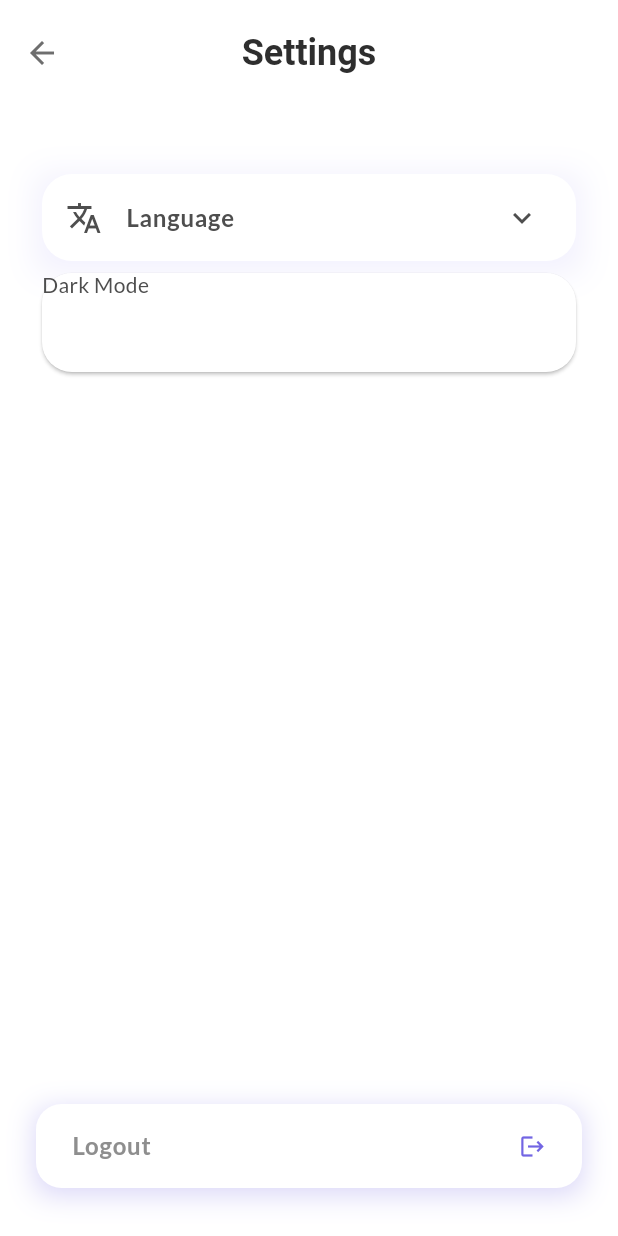
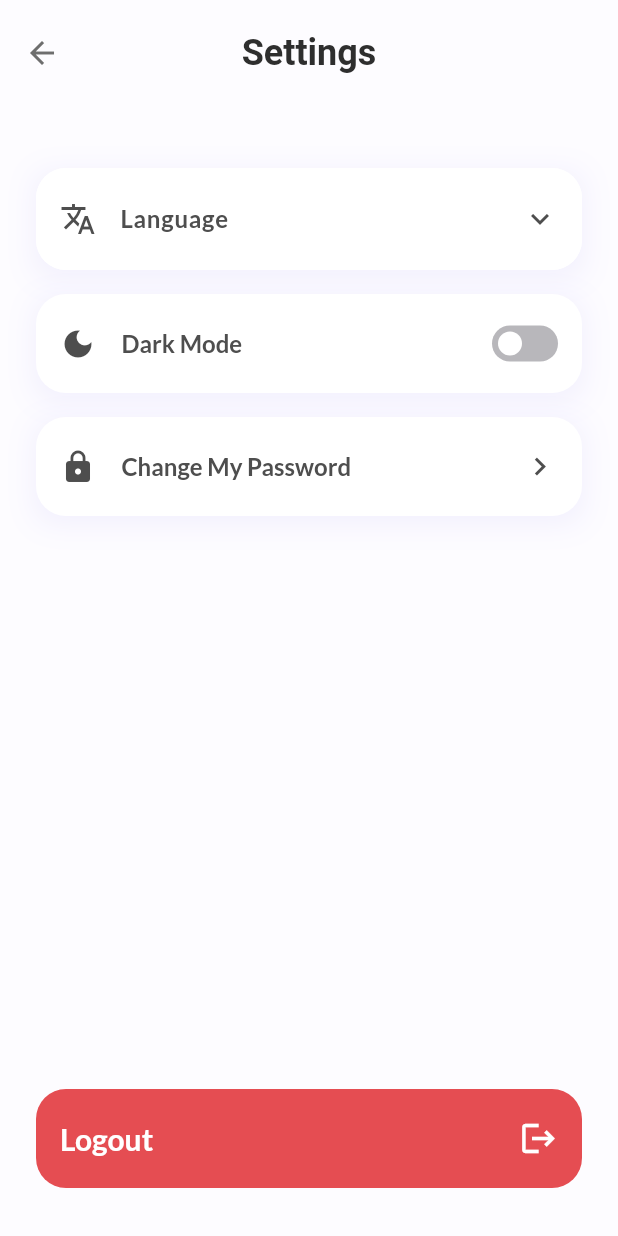
Before and after one commit to Dangere/syncora-frontend, a Flutter app: the SettingsPage screen opened by its route, on a phone screen of 412 x 824 dp. Run offline on Flutter 3.47's test engine with Material 3 defaults, Android fonts, the phone set to English and light mode, and no system bars; drawn by our look-alikes of flutter_switch; our stand-ins replace device_preview, dio, email_validator, equatable, flutter_riverpod, flutter_secure_storage and 10 more; missing offline and left inert: cancellation_token, color_hash, signalr_netcore; accounts and stored records are empty.

Commit message:
updated flutter and finished the settings screen

```diff
--- a/l10n.yaml
+++ b/l10n.yaml
@@ -4,8 +4,6 @@ output-localization-file: app_localizations.dart
 output-class: AppLocalizations
 output-dir: lib/core/localization/generated/l10n
 
-#  Determines whether or not the generated output files will be generated as a synthetic package or at a specified directory in the Flutter project.
-synthetic-package: false
 
 # By default, getters in the generated localizations class are nullable. To eliminate the need for repeated null checks, you can turn off the `nullable-getter` option
 nullable-getter: false
--- a/lib/common/providers/common_providers.dart
+++ b/lib/common/providers/common_providers.dart
@@ -5,7 +5,6 @@ import 'package:flutter_secure_storage/flutter_secure_storage.dart';
 import 'package:logger/logger.dart';
 import 'package:shared_preferences/shared_preferences.dart';
 import 'package:syncora_frontend/common/interceptors/auth_interceptor.dart';
-import 'package:syncora_frontend/common/themes/app_theme.dart';
 import 'package:syncora_frontend/core/data/database_manager.dart';
 import 'package:syncora_frontend/core/utils/app_error.dart';
 import 'package:syncora_frontend/features/authentication/viewmodel/auth_viewmodel.dart';
@@ -32,10 +31,6 @@ final sharedPreferencesProvider = Provider<SharedPreferences>((ref) {
   throw UnimplementedError();
 });
 
-final themeProvider = Provider<ThemeData>((ref) {
-  return AppTheme.appLightTheme;
-});
-
 // final localeProvider = Provider<Locale>((ref) => const Locale('en'));
 
 class LocaleNotifier extends Notifier<Locale> {
@@ -60,6 +55,24 @@ class LocaleNotifier extends Notifier<Locale> {
 final localeNotifierProvider =
     NotifierProvider<LocaleNotifier, Locale>(LocaleNotifier.new);
 
+class ThemeModeNotifier extends Notifier<ThemeMode> {
+  void setThemDark(bool isDark) {
+    state = isDark ? ThemeMode.dark : ThemeMode.light;
+  }
+
+  void toggleTheme() {
+    state = state == ThemeMode.light ? ThemeMode.dark : ThemeMode.light;
+  }
+
+  @override
+  ThemeMode build() {
+    return ThemeMode.light;
+  }
+}
+
+final themeModeProvider =
+    NotifierProvider<ThemeModeNotifier, ThemeMode>(ThemeModeNotifier.new);
+
 final appErrorProvider = StateProvider<AppError?>((ref) {
   return null;
 });
--- a/lib/common/themes/app_theme.dart
+++ b/lib/common/themes/app_theme.dart
@@ -22,7 +22,7 @@ class AppShadow {
   /// Timid shadow
   static BoxShadow shadow0(BuildContext context) {
     return BoxShadow(
-      color: Theme.of(context).colorScheme.secondary.withOpacity(0.20),
+      color: Theme.of(context).colorScheme.secondary.withValues(alpha: 0.20),
       offset: const Offset(0, 4),
       blurRadius: 18.2,
       spreadRadius: 0,
@@ -35,7 +35,7 @@ class AppShadow {
       color: Theme.of(context)
           .colorScheme
           .primary
-          .withOpacity(0.28), // The color of the glow
+          .withValues(alpha: 0.28), // The color of the glow
       offset: const Offset(0, 4),
       blurRadius: 16, // The intensity of the glow
       spreadRadius: 0,
@@ -44,7 +44,7 @@ class AppShadow {
 }
 
 class AppTheme {
-  static ColorScheme lightColorScheme = const ColorScheme(
+  static const ColorScheme _lightColorScheme = ColorScheme(
     brightness: Brightness.light,
     primary: Color(0xFF7265E3),
     onPrimary: Color(0xFFFFFFFF),
@@ -52,12 +52,29 @@ class AppTheme {
     onSecondary: Color(0xFF4E4E4E),
     error: Color(0xFFE54D52),
     onError: Color(0xFFFFFFFF),
-    background: Color(0xFFFDFCFF),
-    surface: Color(0xFFFFFFFF),
+    // background: Color(0xFFFDFCFF),
+
+    // Background of the app
+    surface: Color(0xFFFDFCFF),
+    // surface: Colors.yellow,
+
+    surfaceContainer: Color(0xFFFFFFFF),
+
+    // an even deeper surface color than the surface to have an even flatter look
+    // surfaceContainerLowest: Color(0xFFE54D52),
+
+    // Color for cards and containers
+    // surfaceContainerHighest: Color(0xFFE54D52),
+    // surfaceContainerHigh: Color(0xFFE54D52),
+    // surfaceContainerLow: Color(0xFFE54D52),
+    // primaryContainer: Color(0xFFE54D52),
+    // secondaryContainer: Color(0xFFE54D52),
+    // surfaceContainerLowest: Color(0xFFE54D52),
+    // surfaceContainerLowest: Color(0xFFFDFCFF),
 
     // TEXT – primary & secondary
     onSurface: AppGrays.gray900, // main text (titles, primary body)
-    onBackground: AppGrays.gray900,
+    // onBackground: AppGrays.gray900,
 
     onSurfaceVariant: AppGrays.gray700, // secondary text, descriptions
     outline: AppGrays.gray500, // muted text, metadata, captions
@@ -66,7 +83,7 @@ class AppTheme {
     // Optional
     scrim: AppGrays.gray200, // very low emphasis / separators
   );
-  static ColorScheme darkColorScheme = const ColorScheme(
+  static const ColorScheme _darkColorScheme = ColorScheme(
     brightness: Brightness.dark,
     primary: Color(0xFF5349B4),
     onPrimary: Color(0xFFEAEAEA),
@@ -74,21 +91,38 @@ class AppTheme {
     onSecondary: Color(0xFFC5C5C5),
     error: Color(0xFFB82426),
     onError: Color(0xFFEAEAEA),
-      background: Color(0xFF000000),
-      onBackground: Color(0xFFC5C5C5),
-      surface: Color(0xFF141414),
-      onSurface: Color(0xFFDDDDDD));
+    surface: Color(0xFF000000),
+    onSurface: Color(0xFFC5C5C5),
 
-  static ThemeData get appLightTheme => ThemeData(
+    onSurfaceVariant: AppGrays.gray700, // secondary text, descriptions
+    outline: AppGrays.gray500, // muted text, metadata, captions
+    outlineVariant: AppGrays.gray300, // disabled text, hints, placeholders
+
+    // Optional
+    scrim: AppGrays.gray200, // very low emphasis / separators
+  );
+
+  static ThemeData lightTheme() => _theme(_lightColorScheme, false);
+  static ThemeData darkTheme() => _theme(_darkColorScheme, true);
+
+  static ThemeData _theme(ColorScheme colorScheme, bool isDark) => ThemeData(
       fontFamily: GoogleFonts.lato().fontFamily,
       useMaterial3: true,
-      colorScheme: lightColorScheme,
+      colorScheme: colorScheme,
+      cardColor: colorScheme.surfaceContainer,
+      scaffoldBackgroundColor: colorScheme.surface,
+      cardTheme: CardThemeData(
+        color: colorScheme.surfaceContainer,
+        shadowColor: Colors.transparent,
+        elevation: 0,
+      ),
 
       // ELEVATED BUTTON
       elevatedButtonTheme: ElevatedButtonThemeData(
         style: ElevatedButton.styleFrom(
-          foregroundColor: lightColorScheme.onPrimary,
-          backgroundColor: lightColorScheme.primary,
+          padding: const EdgeInsets.symmetric(horizontal: 16, vertical: 16),
+          foregroundColor: colorScheme.onPrimary,
+          backgroundColor: colorScheme.primary,
           textStyle: const TextStyle(fontSize: 20, fontWeight: FontWeight.w700),
           shape:
               RoundedRectangleBorder(borderRadius: BorderRadius.circular(17)),
@@ -96,7 +130,6 @@ class AppTheme {
       ),
       // APP BAR
       appBarTheme: AppBarTheme(
-          color: Colors.transparent,
           surfaceTintColor: Colors.transparent,
           // backgroundColor: Colors.transparent,
           shape: const RoundedRectangleBorder(
@@ -107,7 +140,7 @@ class AppTheme {
           elevation: 0,
           toolbarHeight: 70,
           iconTheme: IconThemeData(
-            color: lightColorScheme.outline,
+            color: colorScheme.outline,
             size: 24,
           ),
           titleTextStyle: const TextStyle(
@@ -126,23 +159,23 @@ class AppTheme {
               // minHeight: 45,
               // maxHeight: 45,
               ),
-          suffixIconColor: lightColorScheme.scrim,
+          suffixIconColor: colorScheme.scrim,
           errorMaxLines: 2,
           errorStyle: TextStyle(
               height: 1.1,
-              color: lightColorScheme.error,
+              color: colorScheme.error,
               fontSize: 13,
               fontWeight: FontWeight.w400),
           labelStyle: TextStyle(
               height: 1.1,
-              color: lightColorScheme.outlineVariant,
+              color: colorScheme.outlineVariant,
               fontSize: 13,
               fontWeight: FontWeight.w400),
           hintStyle: TextStyle(
               height: 1.1,
 
               // height: 20,
-              color: lightColorScheme.scrim,
+              color: colorScheme.scrim,
               fontSize: 13,
               fontWeight: FontWeight.w400),
 
@@ -153,7 +186,7 @@ class AppTheme {
           enabledBorder: OutlineInputBorder(
             borderRadius: BorderRadius.circular(17),
             borderSide:
-                BorderSide(color: lightColorScheme.outlineVariant, width: .5),
+                BorderSide(color: colorScheme.outlineVariant, width: .5),
           )),
 
       // TEXT THEMES
@@ -190,15 +223,4 @@ class AppTheme {
           color: AppGrays.gray500,
         ),
       ));
-  static ThemeData appDarkTheme = ThemeData(
-    fontFamily: GoogleFonts.cairo().fontFamily,
-    useMaterial3: true,
-    colorScheme: darkColorScheme,
-    elevatedButtonTheme: ElevatedButtonThemeData(
-      style: ElevatedButton.styleFrom(
-        shape: RoundedRectangleBorder(borderRadius: BorderRadius.circular(17)),
-        backgroundColor: darkColorScheme.primary,
-      ),
-    ),
-  );
 }
--- a/lib/common/widgets/app_button.dart
+++ b/lib/common/widgets/app_button.dart
@@ -1,12 +1,8 @@
 import 'package:flutter/material.dart';
+import 'package:google_fonts/google_fonts.dart';
 import 'package:syncora_frontend/common/themes/app_theme.dart';
 
-enum AppButtonVariant {
-  primary,
-  secondary,
-  glow,
-  dropdown,
-}
+enum AppButtonVariant { primary, secondary, glow, dropdown, settings, logout }
 
 /// The most buttons will call from
 class AppButton extends StatelessWidget {
@@ -31,39 +27,77 @@ class AppButton extends StatelessWidget {
   @override
   Widget build(BuildContext context) {
     final theme = Theme.of(context);
-
+    final fontFamily = Theme.of(context).textTheme.bodyLarge!.fontFamily;
     final ButtonStyle style = switch (variant) {
       AppButtonVariant.primary => ElevatedButton.styleFrom(
-          textStyle: TextStyle(fontSize: fontSize, fontWeight: FontWeight.w700),
+          // This applied to texts nested but not color wise
+          textStyle: TextStyle(
+              fontFamily: fontFamily,
+              fontSize: fontSize,
+              fontWeight: FontWeight.w700),
           backgroundColor: theme.colorScheme.primary,
+          // Text, icons nested are colored here
           foregroundColor: theme.colorScheme.onPrimary,
           elevation: 2,
         ),
       AppButtonVariant.secondary => ElevatedButton.styleFrom(
-          textStyle: TextStyle(fontSize: fontSize, fontWeight: FontWeight.w700),
-          backgroundColor: theme.colorScheme.surface,
+          textStyle: TextStyle(
+              fontFamily: fontFamily,
+              fontSize: fontSize,
+              fontWeight: FontWeight.w700),
+          backgroundColor: theme.colorScheme.surfaceContainer,
           foregroundColor: theme.colorScheme.primary,
           side: BorderSide(color: theme.colorScheme.primary),
           elevation: 0,
         ),
       AppButtonVariant.glow => ElevatedButton.styleFrom(
-          textStyle: TextStyle(fontSize: fontSize, fontWeight: FontWeight.w700),
-          backgroundColor: theme.colorScheme.surface,
+          textStyle: TextStyle(
+              fontFamily: fontFamily,
+              fontSize: fontSize,
+              fontWeight: FontWeight.w700),
+          backgroundColor: theme.colorScheme.surfaceContainer,
           foregroundColor: theme.colorScheme.primary,
           elevation: 0,
         ),
       AppButtonVariant.dropdown => ElevatedButton.styleFrom(
-          textStyle: TextStyle(fontSize: fontSize, fontWeight: FontWeight.w700),
-          backgroundColor: theme.colorScheme.surface,
+          padding: const EdgeInsets.symmetric(horizontal: 16, vertical: 0),
+          textStyle: TextStyle(
+              fontFamily: fontFamily,
+              fontSize: fontSize,
+              fontWeight: FontWeight.w700),
+          backgroundColor: theme.colorScheme.surfaceContainer,
           foregroundColor: theme.colorScheme.outline,
           side: BorderSide(
               width: 0.8,
               color: highlighted
                   ? theme.colorScheme.primary
-                  : theme.colorScheme.scrim.withOpacity(0.4)),
+                  : theme.colorScheme.scrim.withValues(alpha: 0.4)),
           elevation: 0,
           shape:
               RoundedRectangleBorder(borderRadius: BorderRadius.circular(20)),
+        ),
+      AppButtonVariant.settings => ElevatedButton.styleFrom(
+          textStyle: TextStyle(
+              fontFamily: fontFamily,
+              fontSize: fontSize,
+              fontWeight: FontWeight.w700),
+          backgroundColor: theme.colorScheme.surfaceContainer,
+          foregroundColor: theme.colorScheme.onSurfaceVariant,
+          shape:
+              RoundedRectangleBorder(borderRadius: BorderRadius.circular(20)),
+          elevation: 0,
+        ),
+      AppButtonVariant.logout => ElevatedButton.styleFrom(
+          textStyle: TextStyle(
+              color: theme.colorScheme.error,
+              fontFamily: fontFamily,
+              fontSize: fontSize,
+              fontWeight: FontWeight.w700),
+          backgroundColor: theme.colorScheme.error,
+          foregroundColor: theme.colorScheme.onError,
+          shape:
+              RoundedRectangleBorder(borderRadius: BorderRadius.circular(20)),
+          elevation: 0,
         ),
     };
 
@@ -71,32 +105,33 @@ class AppButton extends StatelessWidget {
       AppButtonVariant.primary => 56.0,
       AppButtonVariant.secondary => 56.0,
       AppButtonVariant.glow => 56.0,
-      AppButtonVariant.dropdown => 52.0
+      AppButtonVariant.dropdown => 52.0,
+      AppButtonVariant.settings => 66,
+      AppButtonVariant.logout => 66,
     };
 
     final ButtonStyle disabledStyle = style.copyWith(
-      backgroundColor:
-          MaterialStateProperty.all<Color>(theme.colorScheme.onSurface),
-      foregroundColor:
-          MaterialStateProperty.all<Color>(theme.colorScheme.outline),
-      elevation: MaterialStateProperty.all<double>(0),
-      side: MaterialStateProperty.all<BorderSide?>(null),
+      backgroundColor: WidgetStateProperty.all(theme.colorScheme.onSurface),
+      foregroundColor: WidgetStateProperty.all(theme.colorScheme.outline),
+      elevation: WidgetStateProperty.all(0),
+      side: WidgetStateProperty.all(null),
     );
 
-    bool hasShadow = ((variant == AppButtonVariant.glow ||
-            (variant == AppButtonVariant.dropdown && highlighted)) &&
-        !disabled);
+    List<BoxShadow> shadows = [
+      if (variant == AppButtonVariant.glow) AppShadow.shadow1(context),
+      if (variant == AppButtonVariant.dropdown && highlighted)
+        AppShadow.shadow1(context),
+      if (variant == AppButtonVariant.settings) AppShadow.shadow0(context),
+    ];
 
     return Container(
       height: height,
       width: width,
-      decoration: hasShadow
-          ? BoxDecoration(
-              borderRadius:
-                  BorderRadius.circular(8), // Match your Figma corner radius
-              boxShadow: [AppShadow.shadow1(context)],
-            )
-          : null,
+      decoration: BoxDecoration(
+        borderRadius:
+            BorderRadius.circular(8), // Match your Figma corner radius
+        boxShadow: shadows,
+      ),
       child: AbsorbPointer(
         absorbing: disabled,
         child: ElevatedButton(
--- a/lib/core/network/signalr/signalr_client.dart
+++ b/lib/core/network/signalr/signalr_client.dart
@@ -49,7 +49,7 @@ class SignalRClient {
       ({error}) {
         _logger.f("SignalRClient: connection closed");
 
-        if (_cancelationToken!.isCancelled) return;
+        if (_cancelationToken == null || _cancelationToken!.isCancelled) return;
         _connectToServer();
       },
     );
--- a/lib/features/groups/view/widgets/group_panel.dart
+++ b/lib/features/groups/view/widgets/group_panel.dart
@@ -76,7 +76,7 @@ class GroupPanel extends StatelessWidget {
         height: 126,
         decoration: BoxDecoration(
           boxShadow: [AppShadow.shadow0(context)],
-          color: Theme.of(context).colorScheme.surface,
+          color: Theme.of(context).colorScheme.surfaceContainer,
           borderRadius: BorderRadius.circular(AppSizes.borderRadius),
         ),
         child: Column(
--- a/lib/features/settings/view/settings_page.dart
+++ b/lib/features/settings/view/settings_page.dart
@@ -1,6 +1,7 @@
 import 'package:flutter/material.dart';
 import 'package:flutter_riverpod/flutter_riverpod.dart';
 import 'package:flutter_svg/svg.dart';
+import 'package:flutter_switch/flutter_switch.dart';
 import 'package:syncora_frontend/common/providers/common_providers.dart';
 import 'package:syncora_frontend/common/themes/app_spacing.dart';
 import 'package:syncora_frontend/common/themes/app_theme.dart';
@@ -31,6 +32,9 @@ class _SettingsPageState extends ConsumerState<SettingsPage> {
     SnackBarAlerts.registerErrorListener(ref, context);
 
     Locale currentLocale = ref.watch(localeNotifierProvider);
+    // bool isDarkMode = ref.watch(themeModeProvider);
+
+    bool isDarkMode = ref.watch(themeModeProvider) == ThemeMode.dark;
 
     return Scaffold(
       extendBodyBehindAppBar: true,
@@ -48,41 +52,89 @@ class _SettingsPageState extends ConsumerState<SettingsPage> {
                   const EdgeInsets.only(top: 80),
               child: Column(
                 children: [
+                  // LANGUAGE
                   LanguageExpandableCard(
                     currentLocale: currentLocale,
                     onTap: updateLanguage,
                   ),
-                  Card(
-                    shape: const RoundedRectangleBorder(
-                        borderRadius: BorderRadius.all(
-                      Radius.circular(20),
-                    )),
-                    child: SizedBox(
-                      height: 66,
-                      width: double.infinity,
-                      child: Text(AppLocalizations.of(context).darkMode),
+                  const SizedBox(height: 16),
+                  // TOGGLE DARK MODE
+                  AppButton(
+                    fontSize: 16,
+                    variant: AppButtonVariant.settings,
+                    onPressed: () {
+                      ref.read(themeModeProvider.notifier).toggleTheme();
+                    },
+                    child: Row(
+                      children: [
+                        Icon(Icons.dark_mode_sharp, size: 24),
+
+                        // Icon(Icons.dark_mode_sharp, size: 24),
+                        // Icon(Icons.dark_mode_sharp, size: 24),
+
+                        const SizedBox(width: 17),
+                        Text(
+                          AppLocalizations.of(context).darkMode,
+                        ),
+
+                        const Spacer(),
+                        FlutterSwitch(
+                          // padding: const EdgeInsets.all(0),
+                          toggleColor:
+                              Theme.of(context).colorScheme.surfaceContainer,
+                          activeColor: Theme.of(context).colorScheme.primary,
+                          inactiveColor: Theme.of(context).colorScheme.scrim,
+                          toggleSize: 16,
+                          height: 24,
+                          width: 44,
+                          value: isDarkMode,
+                          onToggle: (value) {
+                            ref
+                                .read(themeModeProvider.notifier)
+                                .setThemDark(value);
+                          },
+                        ),
+                      ],
                     ),
                   ),
+                  const SizedBox(height: 16),
+                  // CHANGE PASSWORD
+                  AppButton(
+                    fontSize: 16,
+                    variant: AppButtonVariant.settings,
+                    onPressed: () {},
+                    child: Row(
+                      children: [
+                        Icon(Icons.lock, size: 24),
 
+                        // Icon(Icons.dark_mode_sharp, size: 24),
+                        // Icon(Icons.dark_mode_sharp, size: 24),
+
+                        const SizedBox(width: 17),
+                        Text(
+                          AppLocalizations.of(context)
+                              .settingsPage_ChangeMyPassword,
+                        ),
+
+                        const Spacer(),
+                        Transform.rotate(
+                            angle: 3.14 * (3 / 2),
+                            child: Icon(Icons.expand_more, size: 24)),
+                      ],
+                    ),
+                  ),
                   const Spacer(),
                   // LOGOUT BUTTON
                   AppButton(
-                      variant: AppButtonVariant.glow,
+                      variant: AppButtonVariant.logout,
                       onPressed: logout,
                       child: Row(
                         mainAxisAlignment: MainAxisAlignment.spaceBetween,
                         children: [
-                          Text(AppLocalizations.of(context).logout,
-                              style: Theme.of(context)
-                                  .textTheme
-                                  .bodyLarge!
-                                  .copyWith(
-                                      fontWeight: FontWeight.w600,
-                                      color: Theme.of(context)
-                                          .colorScheme
-                                          .outlineVariant)),
+                          Text(AppLocalizations.of(context).logout),
                           const Icon(
                             Icons.logout,
+                            size: 26,
                           ),
                         ],
                       )),
@@ -113,6 +165,7 @@ class LanguageExpandableCard extends StatelessWidget {
         boxShadow: [AppShadow.shadow0(context)],
       ),
       child: Card(
+        margin: const EdgeInsets.all(0),
         shadowColor: Colors.transparent,
         elevation: 0,
         clipBehavior: Clip.antiAlias,
@@ -120,11 +173,17 @@ class LanguageExpandableCard extends StatelessWidget {
           borderRadius: BorderRadius.circular(20.0),
         ),
         child: ExpansionTile(
-          // minTileHeight: 40.0,
-          leading: const Icon(Icons.translate_outlined),
+          // childrenPadding: EdgeInsets.all(0),
+          minTileHeight: 66,
+          tilePadding: const EdgeInsets.symmetric(horizontal: 16),
+          leading: const Icon(
+            Icons.translate_outlined,
+            size: 24,
+          ),
           shape: const Border(),
-          // backgroundColor: Theme.of(context).colorScheme.surface,
-          // collapsedBackgroundColor: Theme.of(context).colorScheme.surface,
+          backgroundColor: Theme.of(context).colorScheme.surfaceContainer,
+          collapsedBackgroundColor:
+              Theme.of(context).colorScheme.surfaceContainer,
           title: Text(AppLocalizations.of(context).language,
               style: Theme.of(context)
                   .textTheme
--- a/lib/main.dart
+++ b/lib/main.dart
@@ -28,7 +28,7 @@ class MyApp extends ConsumerWidget {
   @override
   Widget build(BuildContext context, WidgetRef ref) {
     GoRouter router = ref.watch(routeProvider);
-    // ThemeData theme = AppTheme.appLightTheme;
+    ThemeMode themeMode = ref.watch(themeModeProvider);
     Locale locale = ref.watch(localeNotifierProvider);
     // Initialize sync notifier
     // registerSyncListeners(ref);
@@ -43,8 +43,9 @@ class MyApp extends ConsumerWidget {
       supportedLocales: AppLocalizations.supportedLocales,
       routerConfig: router,
       title: 'Syncora',
-      theme: AppTheme.appLightTheme,
-      darkTheme: AppTheme.appDarkTheme,
+      themeMode: themeMode,
+      theme: AppTheme.lightTheme(),
+      darkTheme: AppTheme.darkTheme(),
     );
   }
 }
--- a/lib/router.dart
+++ b/lib/router.dart
@@ -34,9 +34,9 @@ final routeProvider = Provider<GoRouter>((ref) {
           path: '/',
 
           builder: (context, state) {
-            return const HomePage(
-              title: "Home",
-            );
+            return const DashboardPage(
+                // title: "Home",
+                );
           },
         ),
         GoRoute(
--- a/pubspec.yaml
+++ b/pubspec.yaml
@@ -57,6 +57,7 @@ dependencies:
   flutter_svg: ^2.0.10+1
   cancellation_token: ^2.0.1
   device_preview: ^1.1.0
+  flutter_switch: ^0.3.2
 
 dev_dependencies:
   flutter_test:
```
Also changed, not shown: lib/core/localization/generated/l10n/app_localizations.dart, lib/core/localization/generated/l10n/app_localizations_ar.dart, lib/core/localization/generated/l10n/app_localizations_en.dart, pubspec.lock, 17 other files. Lines whose indentation alone changed are shown as unchanged.
